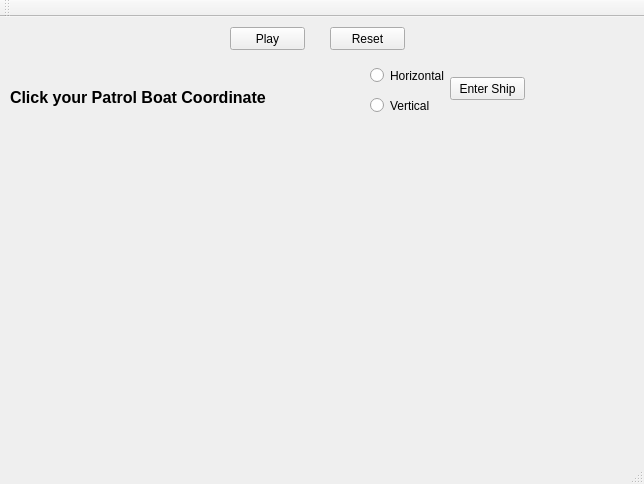
Old version of the form 17B_PROJECT_2/mainwindow.ui in the repository om2154460/battleship_17B.
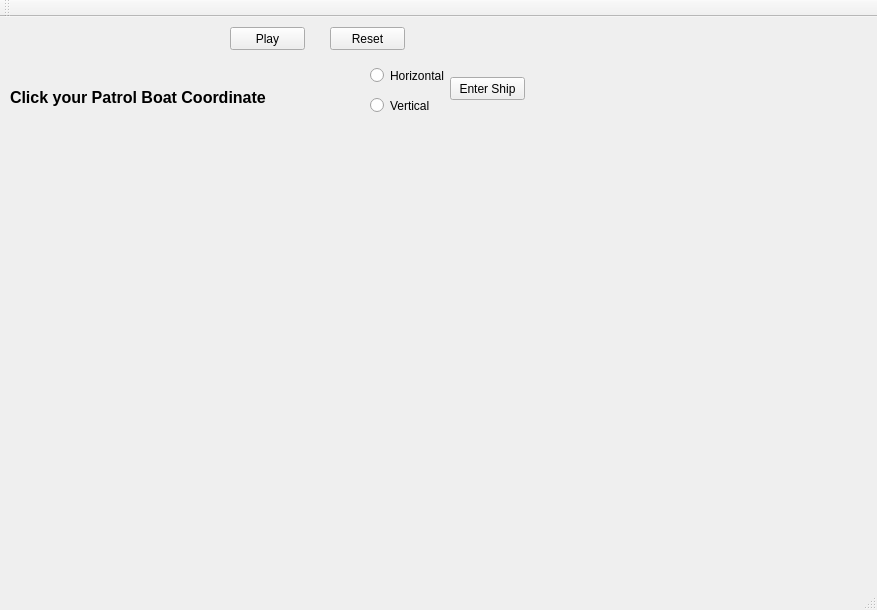
New version of the form.

Patch:
```diff
--- a/17B_PROJECT_2/mainwindow.ui
+++ b/17B_PROJECT_2/mainwindow.ui
@@ -6,8 +6,8 @@
    <rect>
     <x>0</x>
     <y>0</y>
-    <width>644</width>
-    <height>484</height>
+    <width>877</width>
+    <height>610</height>
    </rect>
   </property>
   <property name="windowTitle">
@@ -17,10 +17,10 @@
    <widget class="QWidget" name="gridLayoutWidget">
     <property name="geometry">
      <rect>
-      <x>150</x>
-      <y>160</y>
-      <width>291</width>
-      <height>211</height>
+      <x>40</x>
+      <y>110</y>
+      <width>361</width>
+      <height>301</height>
      </rect>
     </property>
     <layout class="QGridLayout" name="gridLayout"/>
@@ -136,6 +136,17 @@
      <string/>
     </property>
    </widget>
+   <widget class="QWidget" name="gridLayoutWidget_2">
+    <property name="geometry">
+     <rect>
+      <x>410</x>
+      <y>110</y>
+      <width>361</width>
+      <height>301</height>
+     </rect>
+    </property>
+    <layout class="QGridLayout" name="enemyGrid"/>
+   </widget>
   </widget>
   <widget class="QMenuBar" name="menuBar">
    <property name="geometry">
```
Left out of the diff: 14 changed lines with no effect on the pictures.
